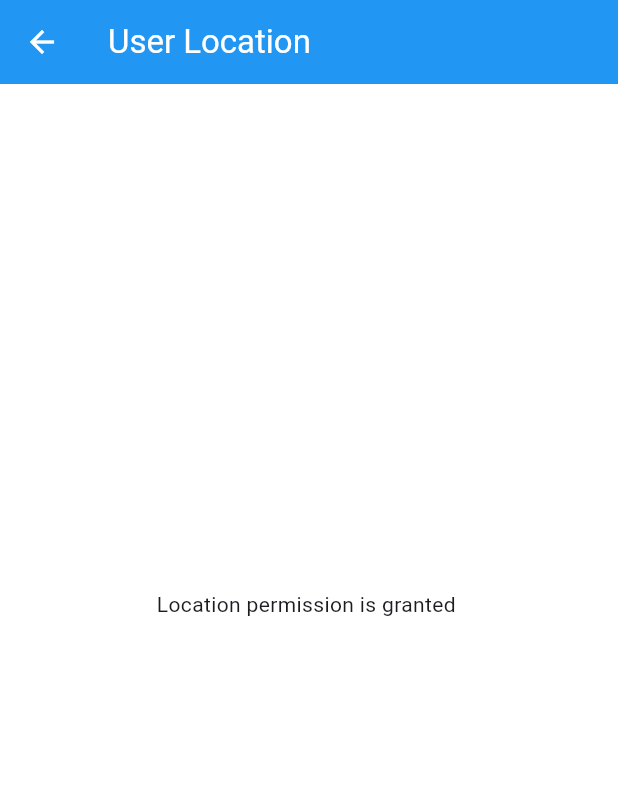
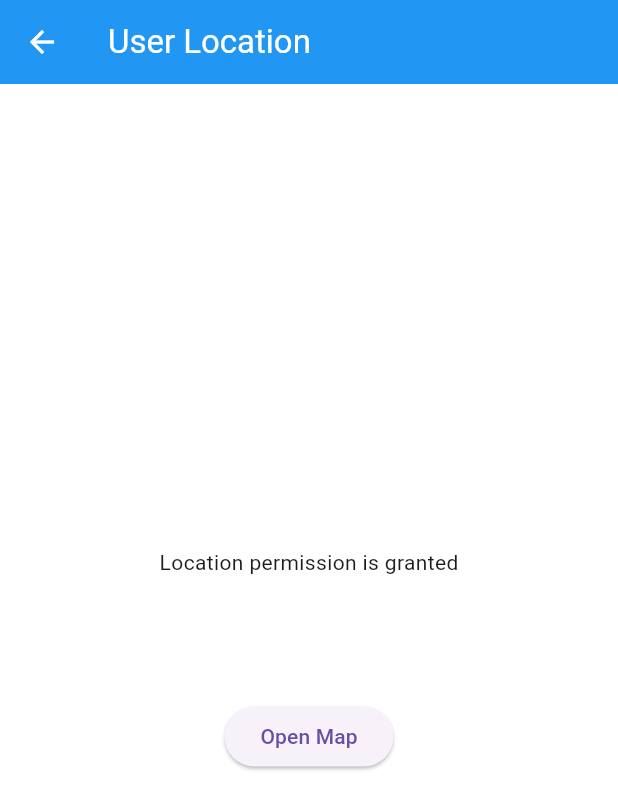
Before and after one commit to Karanbir31/user-permission-handler, a Flutter app: the UserLocationScreen screen opened by its route, on a phone screen of 412 x 824 dp. Shown: the top 809 px of the screen. Run offline on Flutter 3.47's test engine with Material 3 defaults, Android fonts, the phone set to English and light mode, and no system bars; our stand-ins replace flutter_contacts, geocoding, geolocator, get, permission_handler.

```diff
--- a/lib/location/presentation/user_location_screen.dart
+++ b/lib/location/presentation/user_location_screen.dart
@@ -9,11 +9,10 @@ class UserLocationScreen extends GetView<UserLocationController> {
   @override
   Widget build(BuildContext context) {
     return Scaffold(
-      resizeToAvoidBottomInset: true,
       backgroundColor: Colors.white,
 
       appBar: AppBar(
-        title: Text("User Location"),
+        title: const Text("User Location"),
         backgroundColor: Colors.blue,
         foregroundColor: Colors.white,
       ),
@@ -31,24 +30,27 @@ class UserLocationScreen extends GetView<UserLocationController> {
   Widget requestPermission() {
     return ElevatedButton(
       onPressed: controller.requestLocationPermission,
-      child: Text("Request location permission"),
+      child: const Text("Request location permission"),
     );
   }
 
   Widget userCurrentLocation() {
-    controller.getUserLocation();
     return Obx(
       () => Column(
         mainAxisAlignment: MainAxisAlignment.center,
         crossAxisAlignment: CrossAxisAlignment.center,
-        spacing: 16,
+        children: [
+          const Text("Location permission is granted"),
+          const SizedBox(height: 16),
+          Text(controller.currentCoordinates.value),
+          const SizedBox(height: 8),
+          Text(controller.currentAddress.value),
 
-        children: [
-          Text("Location permission is granted "),
-
-          Text(controller.currentCoordinates.value),
-
-          Text(controller.currentAddress.value),
+          const SizedBox(height: 16),
+          ElevatedButton(
+            onPressed: controller.openGoogleMaps,
+            child: Text("Open Map"),
+          ),
         ],
       ),
     );
--- a/pubspec.yaml
+++ b/pubspec.yaml
@@ -20,6 +20,7 @@ dependencies:
   geolocator: ^14.0.2
   flutter_contacts: ^1.1.9+2
   geocoding: ^4.0.0
+  url_launcher: ^6.3.2
 
 dev_dependencies:
   flutter_test:
```
Also changed, not shown: lib/contacts/controller/contacts_controller.dart (+9 -2 lines), lib/contacts/presentation/contacts_screen.dart (+7 -0 lines), lib/location/controller/user_location_controller.dart (+21 -2 lines), pubspec.lock, 1 other file.
